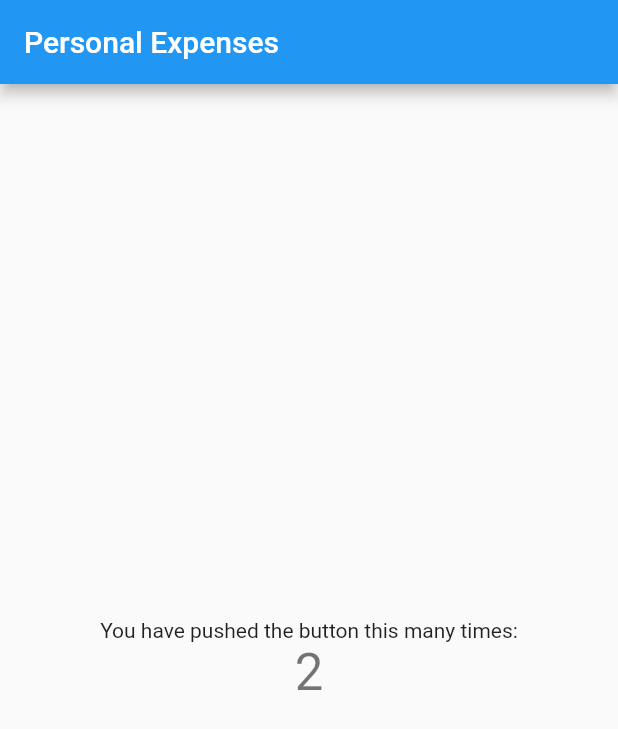
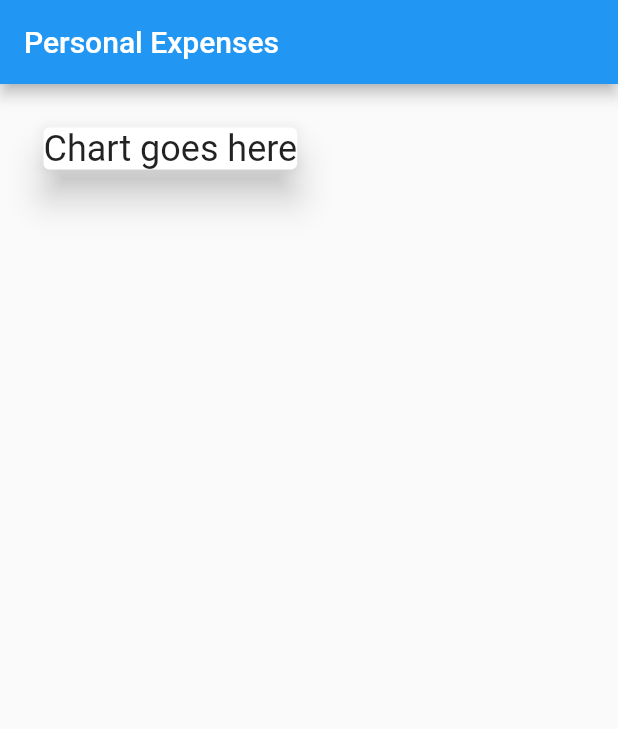
Before and after one commit to ismailomodara/expenses, a Flutter app: the screen it shows after launch, on a phone screen of 412 x 824 dp. Shown: the top 729 px of the screen. Run offline on Flutter 3.47's test engine with Material 2 defaults, Android fonts, the phone set to English and light mode, and no system bars.

Commit message:
Created Expenses Chart holder

```diff
--- a/lib/main.dart
+++ b/lib/main.dart
@@ -1,45 +1,40 @@
 import 'package:flutter/material.dart';
+import 'widgets/expenses_chart.dart';
 
 void main() {
-  runApp(const MyApp());
+  runApp(const ExpensesApp());
 }
 
-class MyApp extends StatelessWidget {
-  const MyApp({Key? key}) : super(key: key);
+class ExpensesApp extends StatelessWidget {
+  const ExpensesApp({Key? key}) : super(key: key);
 
   @override
   Widget build(BuildContext context) {
     return MaterialApp(
-      title: 'Flutter Demo',
-      theme: ThemeData(
-        primarySwatch: Colors.blue,
-      ),
-      home: const MyHomePage(),
+      title: 'Personal Expenses',
+      theme: ThemeData(primarySwatch: Colors.blue),
+      home: const Home(),
     );
   }
 }
 
-class MyHomePage extends StatelessWidget {
-  const MyHomePage({Key? key}) : super(key: key);
+class Home extends StatelessWidget {
+  const Home({Key? key}) : super(key: key);
 
   @override
   Widget build(BuildContext context) {
-    return Scaffold(
-      appBar: AppBar(
-        title: const Text('Personal Expenses'),
-      ),
-      body: Center(
-        child: Column(
-          mainAxisAlignment: MainAxisAlignment.center,
-          children: <Widget>[
-            const Text(
-              'You have pushed the button this many times:',
-            ),
-            Text(
-              '2',
-              style: Theme.of(context).textTheme.headline4,
-            ),
-          ],
+    return SafeArea(
+      child: Scaffold(
+        appBar: AppBar(
+          title: const Text('Personal Expenses'),
+        ),
+        body: Container(
+          padding: const EdgeInsets.all(25),
+          child: Column(
+            children: const [
+              ExpensesChart(),
+            ],
+          ),
         ),
       ),
     );
--- /dev/null
+++ b/lib/widgets/expense_add.dart
@@ -0,0 +1,10 @@
+import 'package:flutter/material.dart';
+
+class ExpenseAdd extends StatelessWidget {
+  const ExpenseAdd({Key? key}) : super(key: key);
+
+  @override
+  Widget build(BuildContext context) {
+    return Container();
+  }
+}
--- /dev/null
+++ b/lib/widgets/expenses_chart.dart
@@ -0,0 +1,19 @@
+import 'package:flutter/material.dart';
+
+class ExpensesChart extends StatelessWidget {
+  const ExpensesChart({Key? key}) : super(key: key);
+
+  @override
+  Widget build(BuildContext context) {
+    return const Card(
+      elevation: 10,
+      child: Text(
+        'Chart goes here',
+        style: TextStyle(
+          fontSize: 24,
+        ),
+        textAlign: TextAlign.center,
+      ),
+    );
+  }
+}
```
Also changed, not shown: 1 other file.
